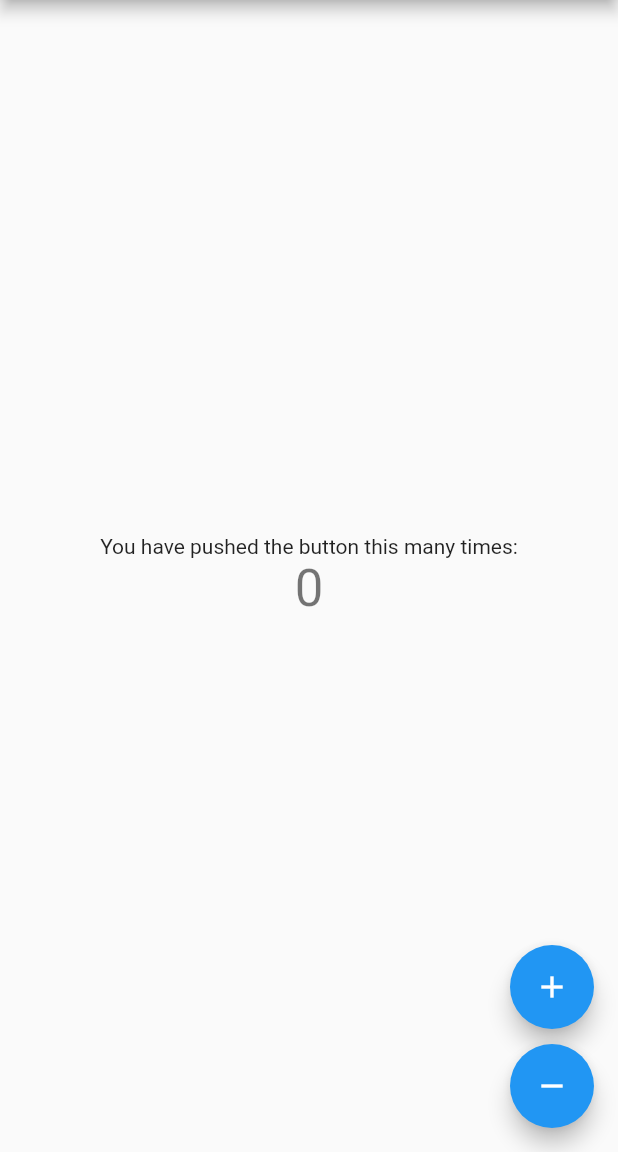
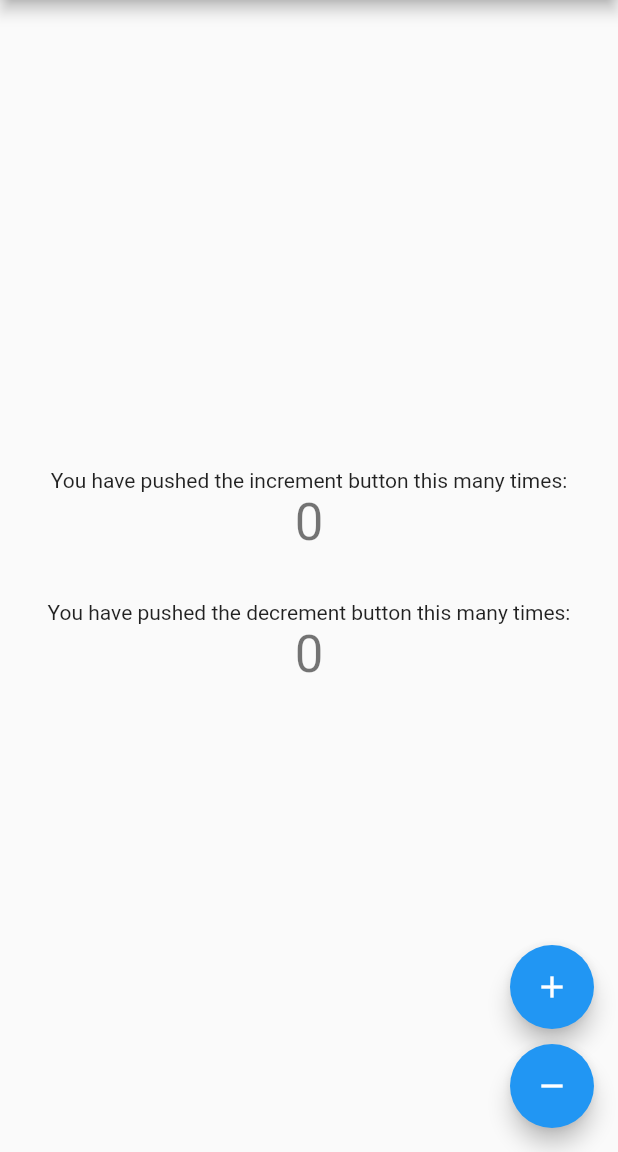
Before and after one commit to bakhtiararifinid/flutter-provider, a Flutter app: the screen it shows after launch, on a phone screen of 412 x 824 dp, the part 84-1236 px from its top. Run offline on Flutter 3.47's test engine with Material 2 defaults, Android fonts, the phone set to English and light mode, and no system bars.

Commit message:
multi provider

```diff
--- a/lib/main.dart
+++ b/lib/main.dart
@@ -1,5 +1,6 @@
 import 'package:flutter/material.dart';
-import 'package:flutter_provider/counter_provider.dart';
+import 'package:flutter_provider/providers/decrement_counter.dart';
+import 'package:flutter_provider/providers/increment_counter.dart';
 import 'package:provider/provider.dart';
 
 void main() => runApp(MyApp());
@@ -7,14 +8,17 @@ void main() => runApp(MyApp());
 class MyApp extends StatelessWidget {
   @override
   Widget build(BuildContext context) {
-    return MaterialApp(
-      title: 'Flutter Demo',
-      theme: ThemeData(
-        primarySwatch: Colors.blue,
-      ),
-      home: ChangeNotifierProvider<CounterProvider>(
-        builder: (context) => CounterProvider(0),
-        child: MyHomePage(title: 'Flutter Demo Home Page'),
+    return MultiProvider(
+      providers: [
+        ChangeNotifierProvider(builder: (_) => IncrementCounterProvider()),
+        ChangeNotifierProvider(builder: (_) => DecrementCounterProvider()),
+      ],
+      child: MaterialApp(
+        title: 'Flutter Demo',
+        theme: ThemeData(
+          primarySwatch: Colors.blue,
+        ),
+        home: MyHomePage(title: 'Flutter Demo Home Page'),
       ),
     );
   }
@@ -32,7 +36,8 @@ class MyHomePage extends StatefulWidget {
 class _MyHomePageState extends State<MyHomePage> {
   @override
   Widget build(BuildContext context) {
-    final counterProvider = Provider.of<CounterProvider>(context);
+    final incrementCounterProvider = Provider.of<IncrementCounterProvider>(context);
+    final decrementCounterProvider = Provider.of<DecrementCounterProvider>(context);
 
     return Scaffold(
       appBar: AppBar(
@@ -43,10 +48,18 @@ class _MyHomePageState extends State<MyHomePage> {
           mainAxisAlignment: MainAxisAlignment.center,
           children: <Widget>[
             Text(
-              'You have pushed the button this many times:',
+              'You have pushed the increment button this many times:',
             ),
             Text(
-              '${counterProvider.counter}',
+              '${incrementCounterProvider.counter}',
+              style: Theme.of(context).textTheme.display1,
+            ),
+            SizedBox(height: 32),
+            Text(
+              'You have pushed the decrement button this many times:',
+            ),
+            Text(
+              '${decrementCounterProvider.counter}',
               style: Theme.of(context).textTheme.display1,
             ),
           ],
@@ -56,17 +69,19 @@ class _MyHomePageState extends State<MyHomePage> {
         mainAxisAlignment: MainAxisAlignment.end,
         children: <Widget>[
           FloatingActionButton(
-            onPressed: counterProvider.loading ? null : counterProvider.increment,
+            onPressed:
+                incrementCounterProvider.loading ? null : incrementCounterProvider.increment,
             tooltip: 'Increment',
             child: Icon(Icons.add),
-            backgroundColor: counterProvider.loading ? Colors.grey : null,
+            backgroundColor: incrementCounterProvider.loading ? Colors.grey : null,
           ),
           SizedBox(height: 10),
           FloatingActionButton(
-            onPressed: counterProvider.loading ? null : counterProvider.decrement,
+            onPressed:
+                decrementCounterProvider.loading ? null : decrementCounterProvider.decrement,
             tooltip: 'Decrement',
             child: Icon(Icons.remove),
-            backgroundColor: counterProvider.loading ? Colors.grey : null,
+            backgroundColor: decrementCounterProvider.loading ? Colors.grey : null,
           )
         ],
       ),
--- /dev/null
+++ b/lib/providers/decrement_counter.dart
@@ -0,0 +1,25 @@
+import 'dart:async';
+
+import 'package:flutter/foundation.dart';
+
+class DecrementCounterProvider with ChangeNotifier {
+  int _counter = 0;
+  bool _loading = false;
+
+  DecrementCounterProvider();
+
+  get counter => _counter;
+  get loading => _loading;
+
+  Future<void> decrement() async {
+    _loading = true;
+    notifyListeners();
+
+    await Future.delayed(Duration(seconds: 3), () {
+      _counter++;
+      _loading = false;
+
+      notifyListeners();
+    });
+  }
+}
--- a/lib/counter_provider.dart
+++ b/lib/providers/increment_counter.dart
@@ -2,11 +2,11 @@ import 'dart:async';
 
 import 'package:flutter/foundation.dart';
 
-class CounterProvider with ChangeNotifier {
-  int _counter;
+class IncrementCounterProvider with ChangeNotifier {
+  int _counter = 0;
   bool _loading = false;
 
-  CounterProvider(this._counter);
+  IncrementCounterProvider();
 
   get counter => _counter;
   get loading => _loading;
@@ -22,16 +22,4 @@ class CounterProvider with ChangeNotifier {
       notifyListeners();
     });
   }
-
-  Future<void> decrement() async {
-    _loading = true;
-    notifyListeners();
-
-    await Future.delayed(Duration(seconds: 3), () {
-      _counter--;
-      _loading = false;
-
-      notifyListeners();
-    });
-  }
 }
```
